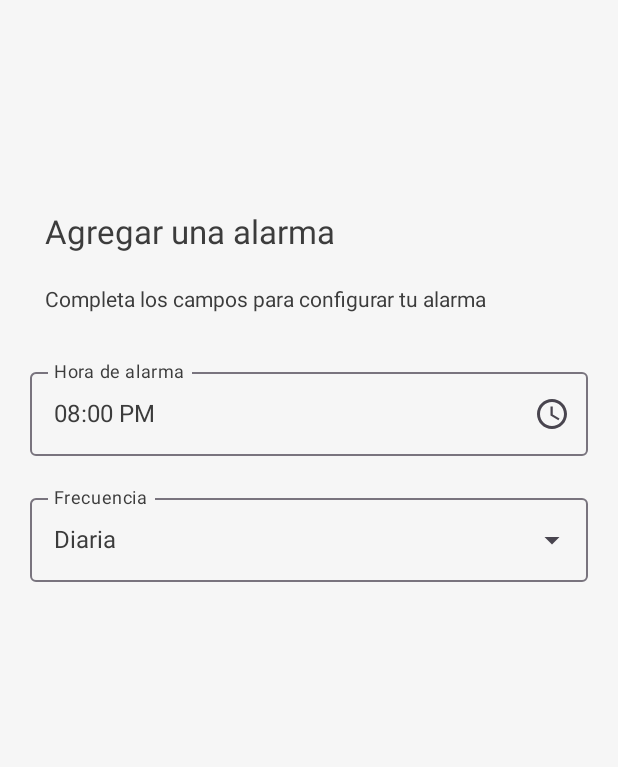
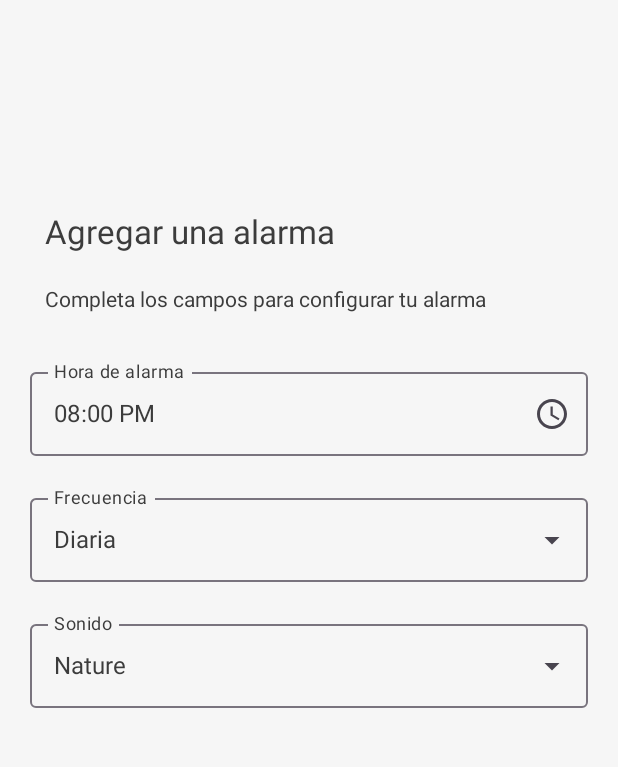
Before and after one commit to cdsuarezg/misw4302-2025-14-ailarm, an Android app built with Jetpack Compose: the AlarmFormScreen screen opened through its navigation route, on a phone screen of 412 x 824 dp, the part 169-936 px from its top. Run offline under Robolectric (Android 15) with nearby library versions, the phone set to English and light mode, and no system bars.

Commit message:
Adds sound field with DropdownField component

```diff
--- a/mobile/app-ailarm/app/src/main/java/com/project/ailarm/ui/screens/AlarmFormScreen.kt
+++ b/mobile/app-ailarm/app/src/main/java/com/project/ailarm/ui/screens/AlarmFormScreen.kt
@@ -26,6 +26,7 @@ fun AlarmFormScreen(
 ) {
     var time by remember { mutableStateOf(LocalTime.of(20, 0)) }
     var frequency by remember { mutableStateOf("Diaria") }
+    var sound by remember { mutableStateOf("Nature") }
 
     Scaffold(
         topBar = {
@@ -77,6 +78,16 @@ fun AlarmFormScreen(
                     label = "Frecuencia",
                     options = listOf("Diaria", "Semanal", "Mensual", "Personalizado")
                 )
+
+
+                Spacer(Modifier.height(20.dp))
+
+                DropdownField(
+                    value = sound,
+                    onSelect = { sound = it },
+                    label = "Sonido",
+                    options = listOf("Nature", "Rainbow", "Tech", "Water")
+                )
             }
         }
     }
```
